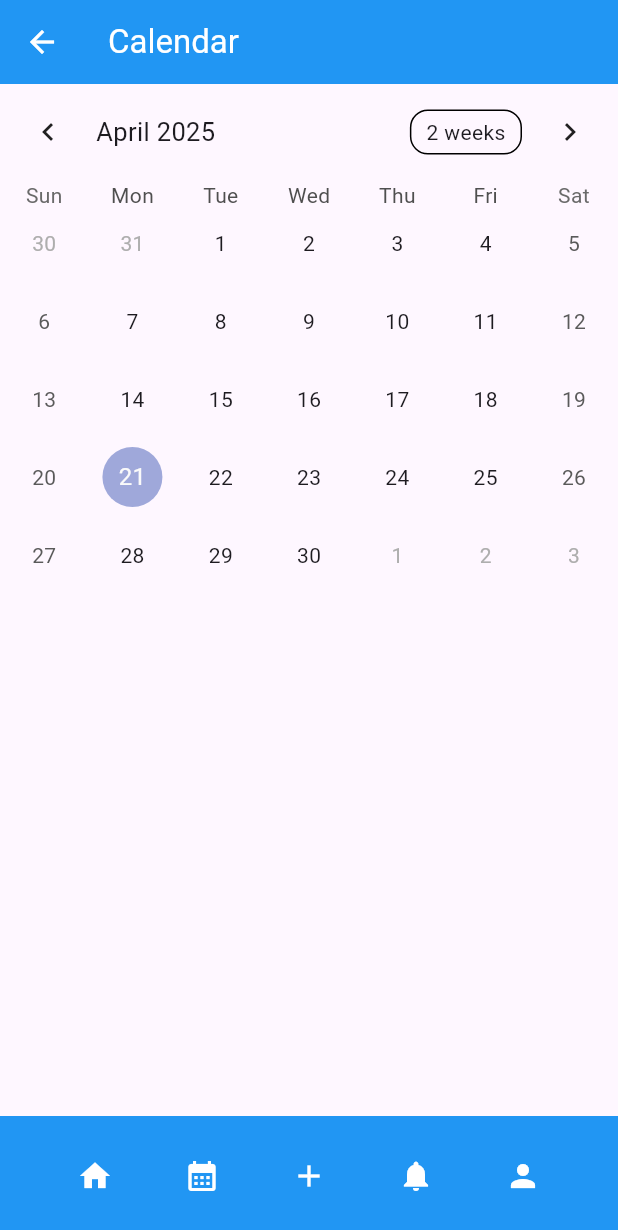
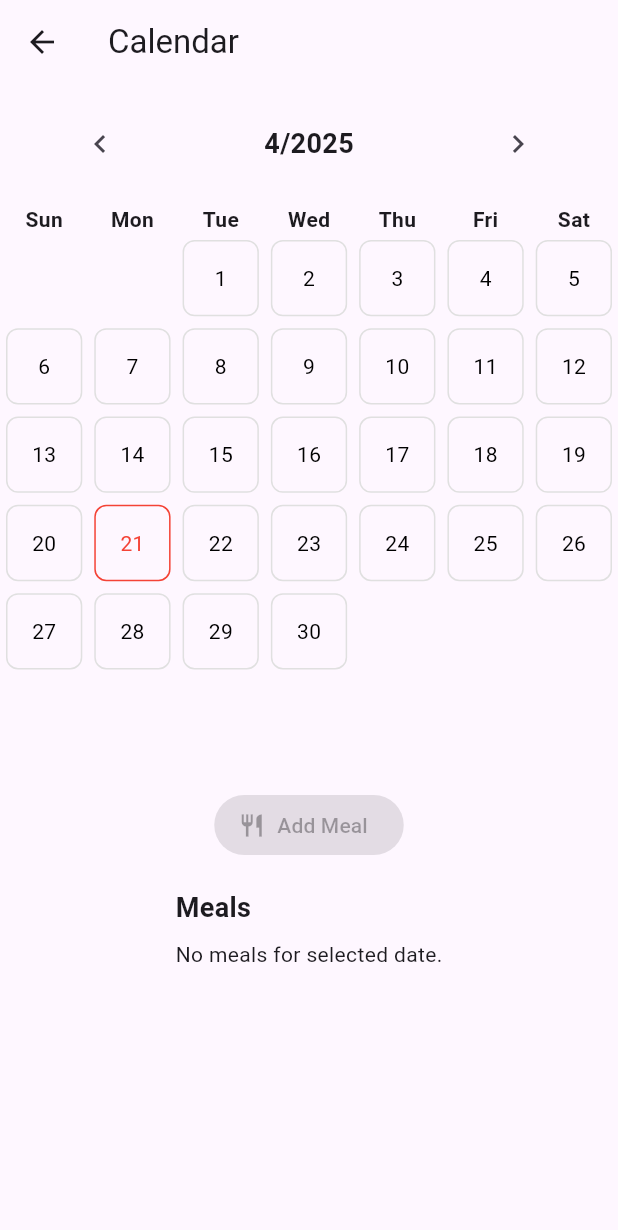
Before and after one commit to ThomasD0213/macro-tracker, a Flutter app: the screen it shows after launch, item 2 of the bottom bar chosen, on a phone screen of 412 x 824 dp. Shown: the top 1230 px of the screen. Run offline on Flutter 3.47's test engine with Material 3 defaults, Android fonts, the phone set to English and light mode, and no system bars; drawn by our look-alikes of table_calendar.

Commit message:
Got the calendar and events working. I'm free, I'm free, I'm free, I'm free, I'm free, I'm free, I'm free, I'm free, I'm free, I'm free, I'm free, I'm free, I'm free, I'm free, I'm free

```diff
--- a/lib/Calendar.dart
+++ b/lib/Calendar.dart
@@ -1,54 +1,233 @@
 import 'package:flutter/material.dart';
+import 'package:flutter/services.dart';
 import "main.dart";
 import 'package:table_calendar/table_calendar.dart';
 
-
-// Calendar gotten from https://pub.dev/packages/table_calendar
 class SecondRoute extends StatefulWidget {
+  @override
   State<SecondRoute> createState() => _SecondRouteState();
 }
 
 class _SecondRouteState extends State<SecondRoute> {
-  CalendarFormat _calendarFormat = CalendarFormat.month;
-  DateTime _focusedDay = DateTime.now();
-  DateTime? _selectedDay;
+  DateTime _focusedMonth = DateTime.now();
+  DateTime? _selectedDate;
+  List<String> _weekdays = ['Sun', 'Mon', 'Tue', 'Wed', 'Thu', 'Fri', 'Sat'];
+
+  // Stores meals by normalized date
+  Map<DateTime, List<String>> _meals = {};
 
   @override
   Widget build(BuildContext context) {
     return Scaffold(
-      appBar: AppBar(
-        title: const Text("Calendar"),
-        backgroundColor: Colors.blue,
-        foregroundColor: Colors.white,
-      ), // AppBar
-      body: TableCalendar(
-          firstDay: DateTime.utc(2010, 10, 16),
-          lastDay: DateTime.utc(2030, 3, 14),
-          focusedDay: DateTime.now(),
-          calendarFormat: _calendarFormat,
-          selectedDayPredicate: (day) {
-            return isSameDay(_selectedDay, day);
-          },
-          onDaySelected: (selectedDay, focusedDay) {
-            if (!isSameDay(_selectedDay, selectedDay)) {
+      appBar: AppBar(title: Text("Calendar")),
+      body: Column(
+        children: [
+          _buildHeader(),
+          _buildWeekDays(),
+          _buildDaysGrid(),
+          Padding(
+            padding: EdgeInsets.symmetric(vertical: 10),
+            child: ElevatedButton.icon(
+              onPressed: _selectedDate == null
+                  ? null
+                  : () => _showAddMealDialog(_selectedDate!),
+              icon: Icon(Icons.restaurant),
+              label: Text("Add Meal"),
+            ),
+          ),
+          _buildMealList(),
+        ],
+      ),
+    );
+  }
+
+  Widget _buildHeader() {
+    return Padding(
+      padding: EdgeInsets.symmetric(vertical: 16),
+      child: Row(
+        mainAxisAlignment: MainAxisAlignment.spaceAround,
+        children: [
+          IconButton(
+            icon: Icon(Icons.chevron_left),
+            onPressed: () {
               setState(() {
-                _selectedDay = selectedDay;
-                _focusedDay = focusedDay;
+                _focusedMonth =
+                    DateTime(_focusedMonth.year, _focusedMonth.month - 1);
               });
-            }
-          },
-          onFormatChanged: (format) {
-            if (_calendarFormat != format) {
+            },
+          ),
+          Text(
+            "${_focusedMonth.month}/${_focusedMonth.year}",
+            style: TextStyle(fontSize: 18, fontWeight: FontWeight.bold),
+          ),
+          IconButton(
+            icon: Icon(Icons.chevron_right),
+            onPressed: () {
               setState(() {
-                _calendarFormat = format;
+                _focusedMonth =
+                    DateTime(_focusedMonth.year, _focusedMonth.month + 1);
               });
-            }
-          },
-          onPageChanged: (focusedDay) {
-            _focusedDay = focusedDay;
+            },
+          ),
+        ],
+      ),
+    );
+  }
+
+  Widget _buildWeekDays() {
+    return Row(
+      mainAxisAlignment: MainAxisAlignment.spaceAround,
+      children: _weekdays
+          .map(
+            (day) => Expanded(
+          child: Center(
+            child: Text(day,
+                style: TextStyle(fontWeight: FontWeight.bold)),
+          ),
+        ),
+      )
+          .toList(),
+    );
+  }
+
+  Widget _buildDaysGrid() {
+    final firstDayOfMonth =
+    DateTime(_focusedMonth.year, _focusedMonth.month, 1);
+    final daysInMonth =
+    DateUtils.getDaysInMonth(_focusedMonth.year, _focusedMonth.month);
+    final firstWeekday = firstDayOfMonth.weekday % 7;
+    final totalGridCells = firstWeekday + daysInMonth;
+    final weeks = (totalGridCells / 7).ceil();
+
+    return Expanded(
+      flex: 3,
+      child: GridView.builder(
+        physics: NeverScrollableScrollPhysics(),
+        itemCount: weeks * 7,
+        gridDelegate:
+        SliverGridDelegateWithFixedCrossAxisCount(crossAxisCount: 7),
+        itemBuilder: (context, index) {
+          final dayNum = index - firstWeekday + 1;
+
+          if (index < firstWeekday || dayNum > daysInMonth) {
+            return Container();
           }
-      ), // Center
-      bottomNavigationBar: CustomBottomAppBar(),
-    ); // Scaffold
+
+          final currentDay =
+          DateTime(_focusedMonth.year, _focusedMonth.month, dayNum);
+          final isToday = _isSameDay(currentDay, DateTime.now());
+          final isSelected =
+              _selectedDate != null && _isSameDay(currentDay, _selectedDate!);
+
+          return GestureDetector(
+            onTap: () {
+              setState(() {
+                _selectedDate = currentDay;
+              });
+            },
+            child: Container(
+              margin: EdgeInsets.all(4),
+              decoration: BoxDecoration(
+                color: isSelected ? Colors.blue[200] : Colors.transparent,
+                borderRadius: BorderRadius.circular(8),
+                border: Border.all(
+                    color: isToday ? Colors.red : Colors.grey.shade300),
+              ),
+              child: Center(
+                child: Text(
+                  '$dayNum',
+                  style: TextStyle(
+                    color: isToday ? Colors.red : Colors.black,
+                    fontWeight:
+                    isSelected ? FontWeight.bold : FontWeight.normal,
+                  ),
+                ),
+              ),
+            ),
+          );
+        },
+      ),
+    );
+  }
+
+  Widget _buildMealList() {
+    final selected = _normalizedDate(_selectedDate);
+    final meals = _meals[selected] ?? [];
+
+    return Expanded(
+      flex: 2,
+      child: Padding(
+        padding: EdgeInsets.symmetric(horizontal: 12, vertical: 8),
+        child: Column(
+          crossAxisAlignment: CrossAxisAlignment.start,
+          children: [
+            Text(
+              "Meals",
+              style: TextStyle(fontSize: 18, fontWeight: FontWeight.bold),
+            ),
+            SizedBox(height: 8),
+            meals.isEmpty
+                ? Text("No meals for selected date.")
+                : Expanded(
+              child: ListView.builder(
+                itemCount: meals.length,
+                itemBuilder: (context, index) {
+                  return ListTile(
+                    title: Text(meals[index]),
+                  );
+                },
+              ),
+            ),
+          ],
+        ),
+      ),
+    );
+  }
+
+  bool _isSameDay(DateTime a, DateTime b) {
+    return a.year == b.year && a.month == b.month && a.day == b.day;
+  }
+
+  DateTime _normalizedDate(DateTime? date) {
+    if (date == null) return DateTime.now();
+    return DateTime(date.year, date.month, date.day);
+  }
+
+  void _showAddMealDialog(DateTime selectedDay) {
+    final _mealController = TextEditingController();
+
+    showDialog(
+      context: context,
+      builder: (context) => AlertDialog(
+        title: Text("Add Meal"),
+        content: TextField(
+          controller: _mealController,
+          decoration: InputDecoration(labelText: 'Meal Name'),
+        ),
+        actions: [
+          TextButton(
+            onPressed: () => Navigator.pop(context),
+            child: Text('Cancel'),
+          ),
+          ElevatedButton(
+            onPressed: () {
+              final mealText = _mealController.text.trim();
+              if (mealText.isNotEmpty) {
+                setState(() {
+                  final dateKey = _normalizedDate(selectedDay);
+                  if (_meals[dateKey] != null) {
+                    _meals[dateKey]!.add(mealText);
+                  } else {
+                    _meals[dateKey] = [mealText];
+                  }
+                });
+              }
+              Navigator.pop(context);
+            },
+            child: Text('Add'),
+          ),
+        ],
+      ),
+    );
   }
 }
--- a/lib/User.dart
+++ b/lib/User.dart
@@ -13,18 +13,7 @@ class FourthRoute extends StatelessWidget {
         foregroundColor: Colors.white,
       ), // AppBar
       body: Center(
-        child: ElevatedButton(
-          style: ButtonStyle(
-              backgroundColor: WidgetStateProperty.all(Colors.blue),
-              foregroundColor: WidgetStateProperty.all(Colors.white)),
-          onPressed: () {
-            Navigator.push(
-                context,
-                MaterialPageRoute(builder: (context) => const MacroTracker())
-            );
-          },
-          child: const Text('Back from Fourth route!'),
-        ), // ElevatedButton
+        child: const Text("Changed Area")
       ), // Centerd
       bottomNavigationBar: CustomBottomAppBar(),
     ); // Scaffold
```
Also changed, not shown: 4 other files.
